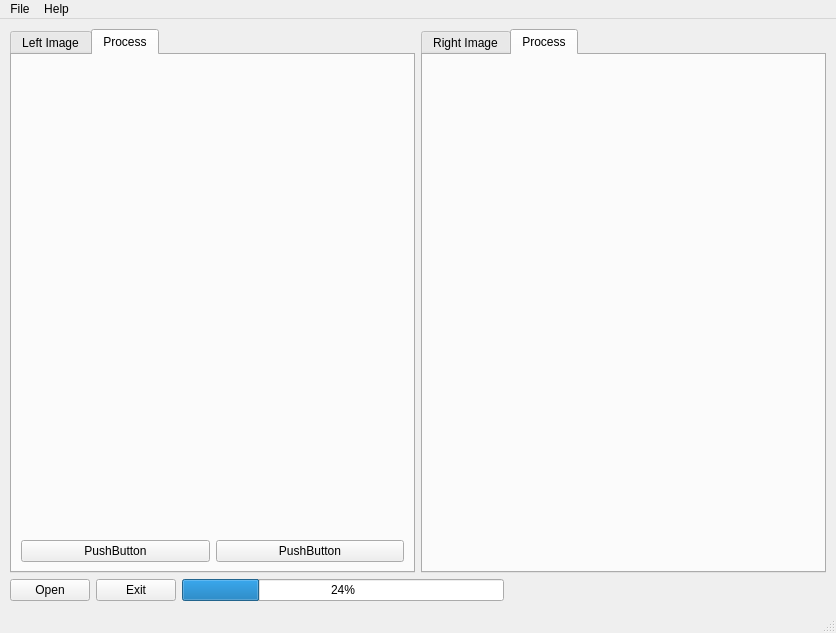
openvisual/open-visual-machine-learning, file python_src/30_tensor_flow_ex/ex02_bin/QtLineExtractor.ui: the form before one commit.
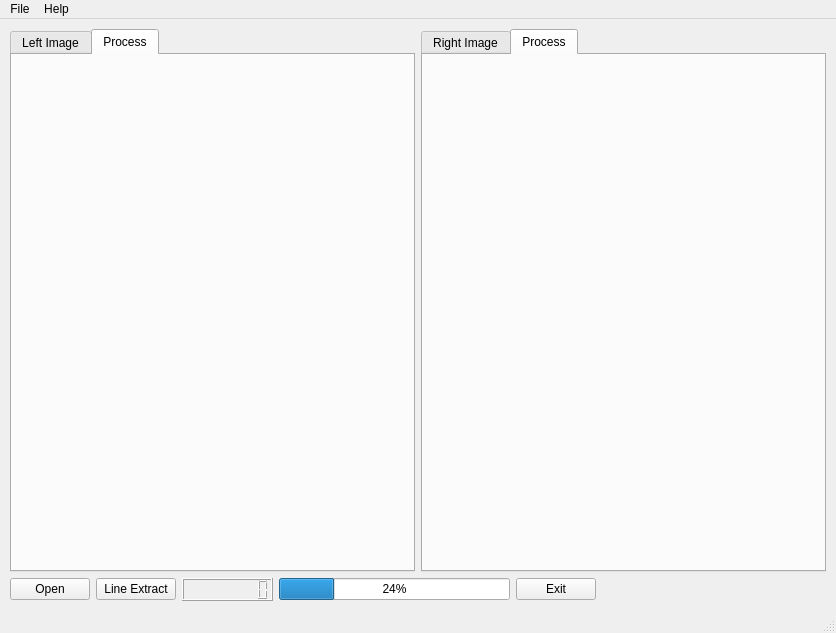
The form after the commit. Icons and pictures are not drawn.

```diff
--- a/python_src/30_tensor_flow_ex/ex02_bin/QtLineExtractor.ui
+++ b/python_src/30_tensor_flow_ex/ex02_bin/QtLineExtractor.ui
@@ -43,25 +43,7 @@
          <attribute name="title">
           <string>Process</string>
          </attribute>
-         <layout class="QGridLayout" name="gridLayout_3">
-          <item row="0" column="0" colspan="2">
-           <widget class="QWidget" name="widget" native="true"/>
-          </item>
-          <item row="1" column="0">
-           <widget class="QPushButton" name="pushButton">
-            <property name="text">
-             <string>PushButton</string>
-            </property>
-           </widget>
-          </item>
-          <item row="1" column="1">
-           <widget class="QPushButton" name="pushButton_2">
-            <property name="text">
-             <string>PushButton</string>
-            </property>
-           </widget>
-          </item>
-         </layout>
+         <layout class="QGridLayout" name="gridLayout_3"/>
         </widget>
        </widget>
       </item>
@@ -98,9 +80,16 @@
        </widget>
       </item>
       <item>
-       <widget class="QPushButton" name="exitBtn">
+       <widget class="QPushButton" name="lineExtract">
         <property name="text">
-         <string>Exit</string>
+         <string>Line Extract</string>
+        </property>
+       </widget>
+      </item>
+      <item>
+       <widget class="QLCDNumber" name="durationLcdNumber">
+        <property name="digitCount">
+         <number>8</number>
         </property>
        </widget>
       </item>
@@ -114,6 +103,13 @@
         </property>
        </widget>
       </item>
+      <item>
+       <widget class="QPushButton" name="exitBtn">
+        <property name="text">
+         <string>Exit</string>
+        </property>
+       </widget>
+      </item>
       <item>
        <spacer name="horizontalSpacer">
         <property name="orientation">
```
Left out of the diff: 4 changed lines with no effect on the pictures.
